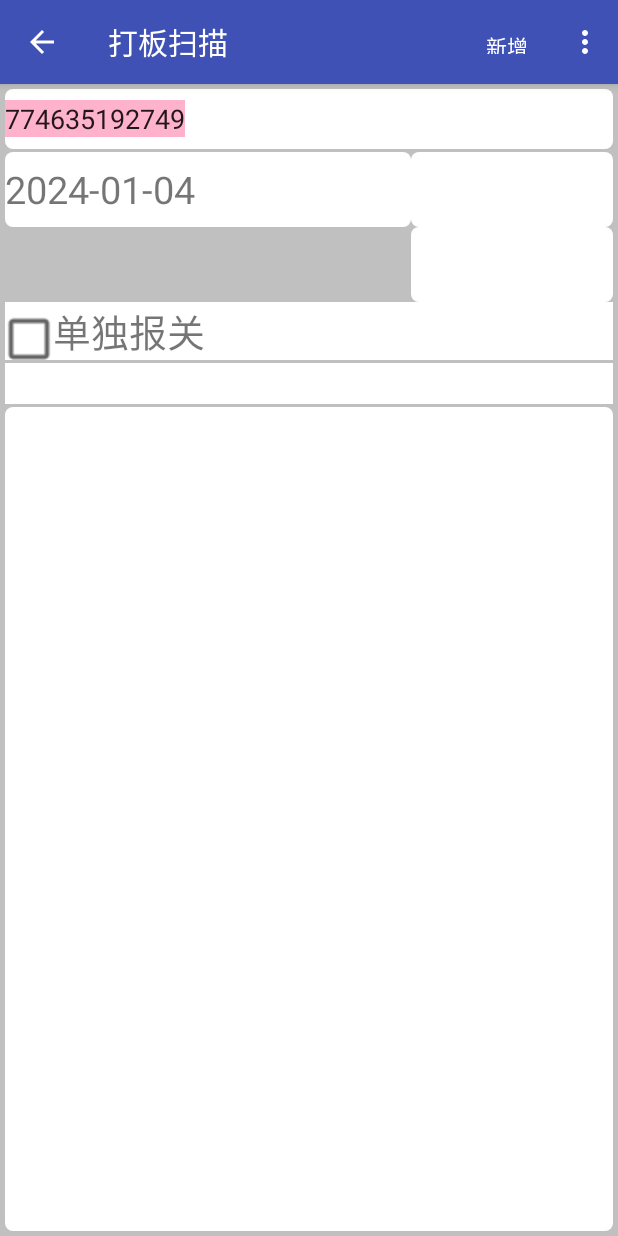
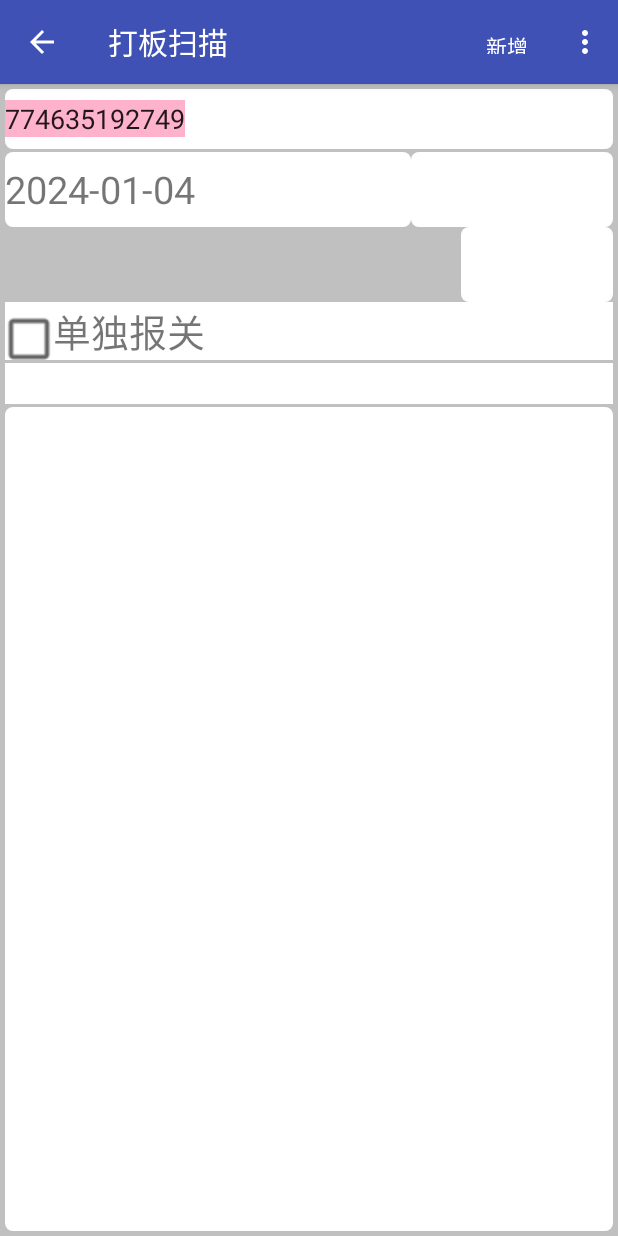
Before and after one commit to JosionZhou/SlanApp, an Android app: the PalletActivity screen opened directly, with no data from a screen before it, on a phone screen of 412 x 824 dp. Run offline under Robolectric (Android 15) with nearby library versions, the phone set to English and light mode, and no system bars; libraries missing offline, so code that uses them is left out: com.afollestad.materialdialogs, com.bigmercu.cBox, com.jaredrummler.materialspinner, com.wdullaer.materialdatetimepicker, rx.android.schedulers and 2 more; plain views replace CheckBox, MaterialSpinner; 10 statements that could not run were skipped.

Commit message:
打板功能UI调整

```diff
--- a/app/src/main/res/layout/activity_pallet.xml
+++ b/app/src/main/res/layout/activity_pallet.xml
@@ -48,24 +48,25 @@
         android:layout_width="match_parent"
         android:layout_height="50dp"
         android:orientation="horizontal">
+
         <com.jaredrummler.materialspinner.MaterialSpinner
             android:id="@+id/spinner_palletno"
             android:layout_width="match_parent"
             android:layout_height="wrap_content"
+            android:layout_marginTop="2dp"
+            android:layout_marginBottom="2dp"
+            android:layout_weight="1"
             android:background="@drawable/checkgoods_referencenumber"
-            android:textSize="20dp"
-            android:layout_weight="1"
-            android:layout_marginTop="2dp"
-            android:layout_marginBottom="2dp"/>
+            android:textSize="18dp" />
 
         <com.jaredrummler.materialspinner.MaterialSpinner
             android:id="@+id/spinner_subpalletcategory"
             android:layout_width="match_parent"
             android:layout_height="match_parent"
-            android:layout_weight="2"
+            android:layout_weight="3"
             android:background="@drawable/checkgoods_referencenumber"
             android:enabled="false"
-            android:textSize="20dp" />
+            android:textSize="18dp" />
     </LinearLayout>
 
 
```
